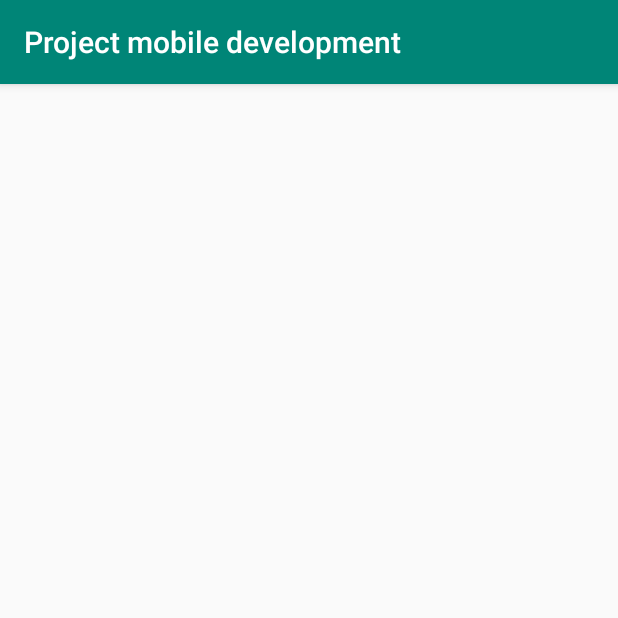
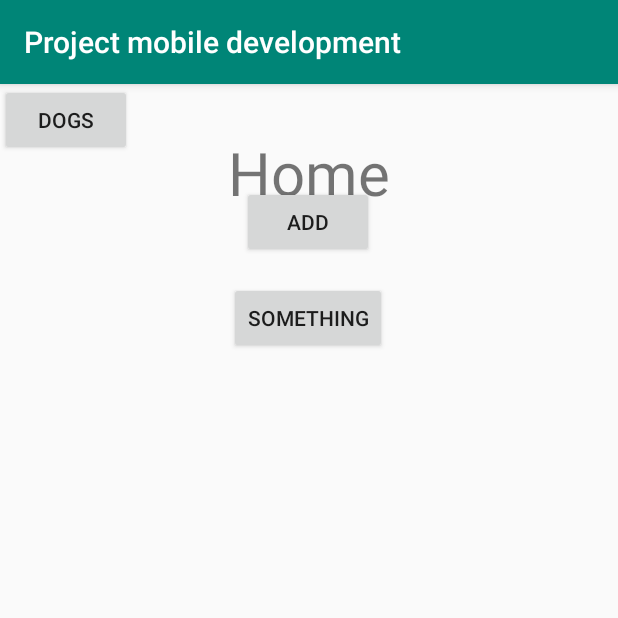
Before and after one commit to TheBluestOfDudes/Projectmobiledevelopment, an Android app: the fragment HomeFragment placed in its activity, on a phone screen of 412 x 824 dp, the top half of it. Run offline under Robolectric (Android 15) with nearby library versions, the phone set to English and light mode, and no system bars; 2 statements that could not run were skipped.

Commit message:
Adding a example on how to change the fragment in onclick

```diff
--- a/app/src/main/java/com/example/projectmobiledevelopment/DogListFragment.java
+++ b/app/src/main/java/com/example/projectmobiledevelopment/DogListFragment.java
@@ -3,9 +3,11 @@ package com.example.projectmobiledevelopment;
 
 import android.os.Bundle;
 import android.support.v4.app.Fragment;
+import android.support.v4.app.FragmentTransaction;
 import android.view.LayoutInflater;
 import android.view.View;
 import android.view.ViewGroup;
+import android.widget.Button;
 
 
 /**
@@ -14,6 +16,9 @@ import android.view.ViewGroup;
 public class DogListFragment extends Fragment {
 
     private MainActivity mainActivity;
+
+    //buttons add them here
+    private Button dogs;
 
     public DogListFragment() {
         // Required empty public constructor
@@ -26,7 +31,28 @@ public class DogListFragment extends Fragment {
         // Inflate the layout for this fragment
         View v = inflater.inflate(R.layout.fragment_dog_list, container, false);
 
+        // get the activity to be used in the fragment if needed
         mainActivity = (MainActivity) getActivity();
+
+        // here we will define buttons
+        dogs = v.findViewById(R.id.btn_dogs);
+
+
+
+        //dogs button onclicklistener
+        dogs.setOnClickListener(new View.OnClickListener() {
+            @Override
+            public void onClick(View v) {
+
+                // here is how we replace a fragment and add it to backstack
+                // so when back button pressed it will go to last fragment instead
+                // of quit the app
+                FragmentTransaction fragmentTransaction = mainActivity.fragmentManager.beginTransaction();
+                fragmentTransaction.replace(R.id.fragment_container, new DogListFragment(), null)
+                        .addToBackStack(null)
+                        .commit();
+            }
+        });
 
 
         return v;
--- a/app/src/main/res/layout/fragment_home.xml
+++ b/app/src/main/res/layout/fragment_home.xml
@@ -4,4 +4,52 @@
     xmlns:tools="http://schemas.android.com/tools"
     android:layout_width="match_parent"
     android:layout_height="match_parent"
-    tools:context=".HomeFragment"/>
+    tools:context=".HomeFragment">
+
+    <TextView
+        android:id="@+id/textview"
+        android:layout_width="wrap_content"
+        android:layout_height="wrap_content"
+        android:layout_marginStart="8dp"
+        android:layout_marginTop="32dp"
+        android:layout_marginEnd="8dp"
+        android:text="Home"
+        android:textSize="40dp"
+        app:layout_constraintEnd_toEndOf="parent"
+        app:layout_constraintStart_toStartOf="parent"
+        app:layout_constraintTop_toTopOf="parent" />
+
+    <Button
+        android:id="@+id/btn_dogs"
+        android:layout_width="wrap_content"
+        android:layout_height="wrap_content"
+        android:text="Dogs"
+        tools:layout_editor_absoluteX="161dp"
+        tools:layout_editor_absoluteY="146dp" />
+
+    <Button
+        android:id="@+id/btn_insertDog"
+        android:layout_width="wrap_content"
+        android:layout_height="wrap_content"
+        android:layout_marginStart="8dp"
+        android:layout_marginTop="20dp"
+        android:layout_marginEnd="8dp"
+        android:text="Add"
+        app:layout_constraintEnd_toEndOf="parent"
+        app:layout_constraintHorizontal_bias="0.498"
+        app:layout_constraintStart_toStartOf="parent"
+        app:layout_constraintTop_toBottomOf="@+id/btn_dogs" />
+
+    <Button
+        android:id="@+id/btn_something"
+        android:layout_width="wrap_content"
+        android:layout_height="wrap_content"
+        android:layout_marginStart="8dp"
+        android:layout_marginTop="16dp"
+        android:layout_marginEnd="8dp"
+        android:text="Something"
+        app:layout_constraintEnd_toEndOf="parent"
+        app:layout_constraintHorizontal_bias="0.498"
+        app:layout_constraintStart_toStartOf="parent"
+        app:layout_constraintTop_toBottomOf="@+id/btn_insertDog" />
+</android.support.constraint.ConstraintLayout>
```
